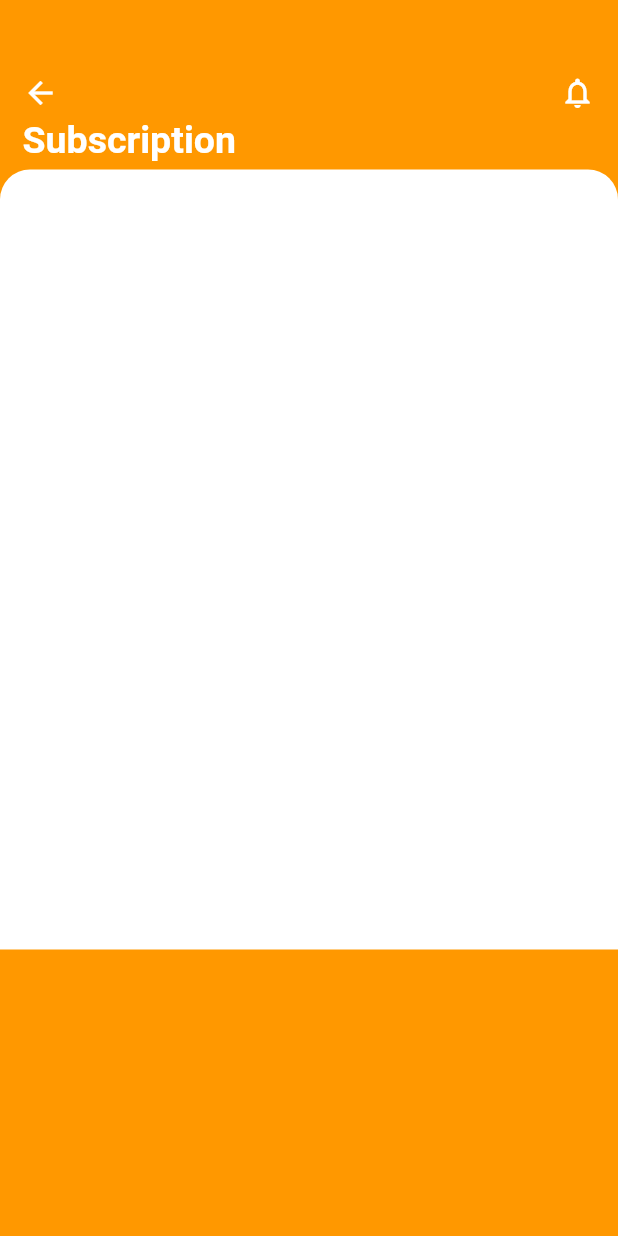
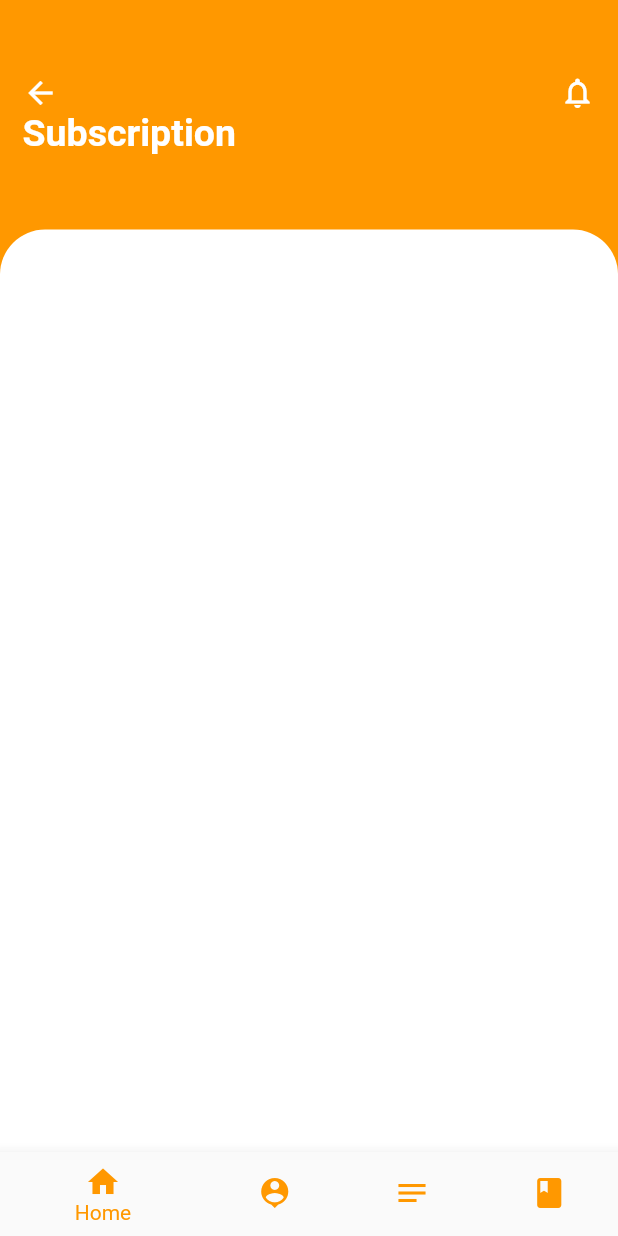
Before and after one commit to PreeminentDeveloper/SelfcareApp, a Flutter app: the screen it shows after launch, on a phone screen of 412 x 824 dp. Run offline on Flutter 3.47's test engine with Material 2 defaults, Android fonts, the light colour scheme and no system bars.

Commit message:
feat: created tabs

```diff
--- /dev/null
+++ b/lib/Screens/Tabs/home.dart
@@ -0,0 +1,41 @@
+import 'package:flutter/material.dart';
+import 'package:selfcareapp/Screens/Tabs/edit.dart';
+import 'package:selfcareapp/Screens/Tabs/note.dart';
+import 'package:selfcareapp/Screens/Tabs/profile.dart';
+import 'package:selfcareapp/Screens/recommendation.dart';
+import 'package:selfcareapp/Screens/subscription.dart';
+import 'package:selfcareapp/Screens/welcome.dart';
+
+class Home extends StatefulWidget {
+  @override
+  _HomeState createState() => _HomeState();
+}
+
+class _HomeState extends State<Home> {
+  int _currentIndex = 0;
+
+  var tabs = [Subscription(), Profile(), Note(), Edit()];
+  @override
+  Widget build(BuildContext context) {
+    return Scaffold(
+      body: Container(child: tabs[_currentIndex]),
+      bottomNavigationBar: BottomNavigationBar(
+        currentIndex: _currentIndex,
+        fixedColor: Colors.orange,
+        unselectedItemColor: Colors.orange,
+        onTap: (index) {
+          setState(() {
+            _currentIndex = index;
+          });
+        },
+        items: [
+          BottomNavigationBarItem(icon: Icon(Icons.home), label: "Home"),
+          BottomNavigationBarItem(
+              icon: Icon(Icons.person_pin), label: "Profile"),
+          BottomNavigationBarItem(icon: Icon(Icons.notes), label: "Notes"),
+          BottomNavigationBarItem(icon: Icon(Icons.book), label: "Books"),
+        ],
+      ),
+    );
+  }
+}
--- a/lib/Screens/subscription.dart
+++ b/lib/Screens/subscription.dart
@@ -8,13 +8,9 @@ class Subscription extends StatefulWidget {
 class _SubscriptionState extends State<Subscription> {
   @override
   Widget build(BuildContext context) {
-    return MaterialApp(
-      home: Scaffold(
-        body: Container(
-          color: Colors.orange,
-          child: Column(
-            children: [
-              Column(
+    return Scaffold(
+      backgroundColor: Colors.orange,
+      body: Column(
         crossAxisAlignment: CrossAxisAlignment.start,
         children: [
           Padding(
@@ -34,8 +30,7 @@ class _SubscriptionState extends State<Subscription> {
             ),
           ),
           Padding(
-                    padding:
-                        EdgeInsets.symmetric(horizontal: 15.0, vertical: 5),
+            padding: EdgeInsets.only(left: 15, right: 15, bottom: 50),
             child: Text(
               "Subscription",
               style: TextStyle(
@@ -44,23 +39,17 @@ class _SubscriptionState extends State<Subscription> {
                   fontWeight: FontWeight.bold),
             ),
           ),
-                  Padding(
-                    padding: const EdgeInsets.symmetric(),
+          Expanded(
             child: Container(
-                      height: 520,
               decoration: BoxDecoration(
                   color: Colors.white,
                   borderRadius: BorderRadius.only(
-                              topLeft: Radius.circular(20),
-                              topRight: Radius.circular(20))),
+                      topLeft: Radius.circular(30),
+                      topRight: Radius.circular(30))),
             ),
           )
         ],
       ),
-            ],
-          ),
-        ),
-      ),
     );
   }
 }
--- a/lib/main.dart
+++ b/lib/main.dart
@@ -1,4 +1,5 @@
 import 'package:flutter/material.dart';
+import 'package:selfcareapp/Screens/Tabs/home.dart';
 import 'package:selfcareapp/Screens/subscription.dart';
 
 void main() {
@@ -9,13 +10,14 @@ class MyApp extends StatelessWidget {
   @override
   Widget build(BuildContext context) {
     return MaterialApp(
+      color: Colors.orange,
       title: 'Self Care App',
       theme: ThemeData(
         primarySwatch: Colors.blue,
         visualDensity: VisualDensity.adaptivePlatformDensity,
       ),
       debugShowCheckedModeBanner: false,
-      home: Subscription(),
+      home: Home(),
     );
   }
 }
```
Also changed, not shown: lib/Screens/Tabs/edit.dart (added, +13 -0 lines), lib/Screens/Tabs/note.dart (added, +13 -0 lines), lib/Screens/Tabs/profile.dart (added, +13 -0 lines), lib/Screens/recommendation.dart (+13 -0 lines). Lines whose indentation alone changed are shown as unchanged.
